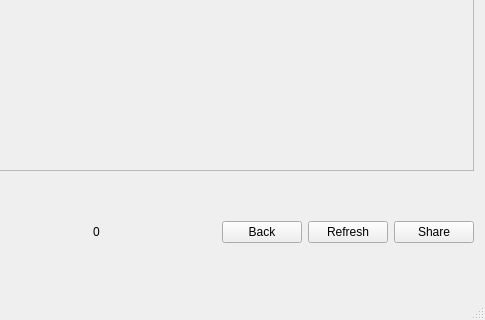
Before: the Qt Designer form mainwindow.ui in bengaDev/FileExchanger, drawn with Qt 5; both pictures show x 216 to 701 and y 105 to 425 of the 701 by 425 pixel window.
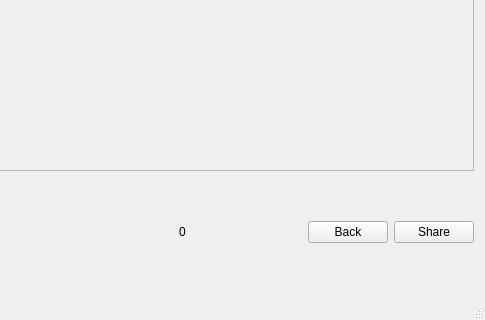
After: the same form once the commit is applied.

The edit to the form file:
```diff
--- a/mainwindow.ui
+++ b/mainwindow.ui
@@ -100,13 +100,6 @@
         </property>
        </widget>
       </item>
-      <item>
-       <widget class="QPushButton" name="RefreshBtn">
-        <property name="text">
-         <string>Refresh</string>
-        </property>
-       </widget>
-      </item>
       <item>
        <widget class="QPushButton" name="ShareBtn">
         <property name="styleSheet">
```
